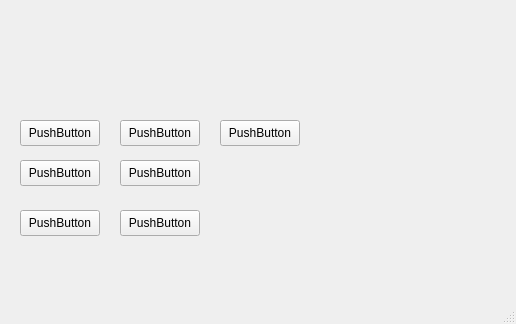
The window that TT_RAA/mainwindow.ui (SrgtPepper/TT_RAA) describes before a commit, drawn with Qt 5.
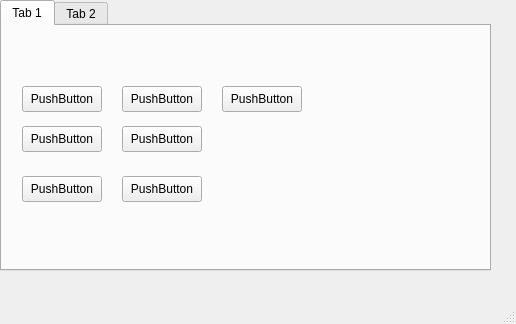
The same window after the commit.

Commit message: Se agregaron pestañas

What changed in the file:
```diff
--- a/TT_RAA/mainwindow.ui
+++ b/TT_RAA/mainwindow.ui
@@ -14,76 +14,27 @@
    <string>MainWindow</string>
   </property>
   <widget class="QWidget" name="centralwidget">
-   <widget class="QPushButton" name="pushButton">
+   <widget class="QTabWidget" name="tabWidget">
     <property name="geometry">
      <rect>
-      <x>20</x>
-      <y>120</y>
-      <width>80</width>
-      <height>26</height>
+      <x>0</x>
+      <y>0</y>
+      <width>491</width>
+      <height>271</height>
      </rect>
     </property>
-    <property name="text">
-     <string>PushButton</string>
+    <property name="currentIndex">
+     <number>0</number>
     </property>
-   </widget>
-   <widget class="QPushButton" name="pushButton_2">
-    <property name="geometry">
-     <rect>
-      <x>120</x>
-      <y>120</y>
-      <width>80</width>
-      <height>26</height>
-     </rect>
-    </property>
-    <property name="text">
-     <string>PushButton</string>
-    </property>
-   </widget>
-   <widget class="QPushButton" name="pushButton_3">
-    <property name="geometry">
-     <rect>
-      <x>20</x>
-      <y>160</y>
-      <width>80</width>
-      <height>26</height>
-     </rect>
-    </property>
-    <property name="text">
-     <string>PushButton</string>
-    </property>
-   </widget>
+    <widget class="QWidget" name="tab">
+     <attribute name="title">
+      <string>Tab 1</string>
+     </attribute>
    <widget class="QPushButton" name="pushButton_4">
     <property name="geometry">
      <rect>
       <x>120</x>
-      <y>160</y>
-      <width>80</width>
-      <height>26</height>
-     </rect>
-    </property>
-    <property name="text">
-     <string>PushButton</string>
-    </property>
-   </widget>
-   <widget class="QPushButton" name="pushButton_5">
-    <property name="geometry">
-     <rect>
-      <x>20</x>
-      <y>210</y>
-      <width>80</width>
-      <height>26</height>
-     </rect>
-    </property>
-    <property name="text">
-     <string>PushButton</string>
-    </property>
-   </widget>
-   <widget class="QPushButton" name="pushButton_6">
-    <property name="geometry">
-     <rect>
-      <x>120</x>
-      <y>210</y>
+        <y>100</y>
       <width>80</width>
       <height>26</height>
      </rect>
@@ -96,7 +47,7 @@
     <property name="geometry">
      <rect>
       <x>220</x>
-      <y>120</y>
+        <y>60</y>
       <width>80</width>
       <height>26</height>
      </rect>
@@ -104,6 +55,78 @@
     <property name="text">
      <string>PushButton</string>
     </property>
+     </widget>
+     <widget class="QPushButton" name="pushButton_2">
+      <property name="geometry">
+       <rect>
+        <x>120</x>
+        <y>60</y>
+        <width>80</width>
+        <height>26</height>
+       </rect>
+      </property>
+      <property name="text">
+       <string>PushButton</string>
+      </property>
+     </widget>
+     <widget class="QPushButton" name="pushButton">
+      <property name="geometry">
+       <rect>
+        <x>20</x>
+        <y>60</y>
+        <width>80</width>
+        <height>26</height>
+       </rect>
+      </property>
+      <property name="text">
+       <string>PushButton</string>
+      </property>
+     </widget>
+     <widget class="QPushButton" name="pushButton_5">
+      <property name="geometry">
+       <rect>
+        <x>20</x>
+        <y>150</y>
+        <width>80</width>
+        <height>26</height>
+       </rect>
+      </property>
+      <property name="text">
+       <string>PushButton</string>
+      </property>
+     </widget>
+     <widget class="QPushButton" name="pushButton_6">
+      <property name="geometry">
+       <rect>
+        <x>120</x>
+        <y>150</y>
+        <width>80</width>
+        <height>26</height>
+       </rect>
+      </property>
+      <property name="text">
+       <string>PushButton</string>
+      </property>
+     </widget>
+     <widget class="QPushButton" name="pushButton_3">
+      <property name="geometry">
+       <rect>
+        <x>20</x>
+        <y>100</y>
+        <width>80</width>
+        <height>26</height>
+       </rect>
+      </property>
+      <property name="text">
+       <string>PushButton</string>
+      </property>
+     </widget>
+    </widget>
+    <widget class="QWidget" name="tab_2">
+     <attribute name="title">
+      <string>Tab 2</string>
+     </attribute>
+    </widget>
    </widget>
   </widget>
   <widget class="QMenuBar" name="menubar">
```
Lines whose indentation alone changed are shown as unchanged.
